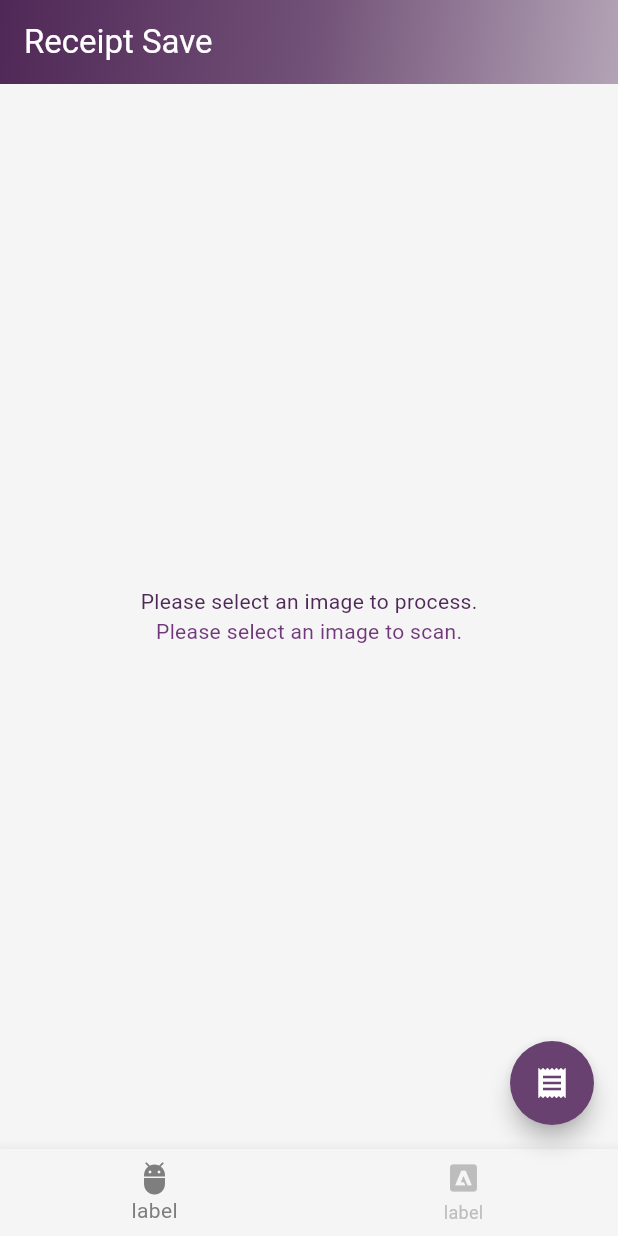
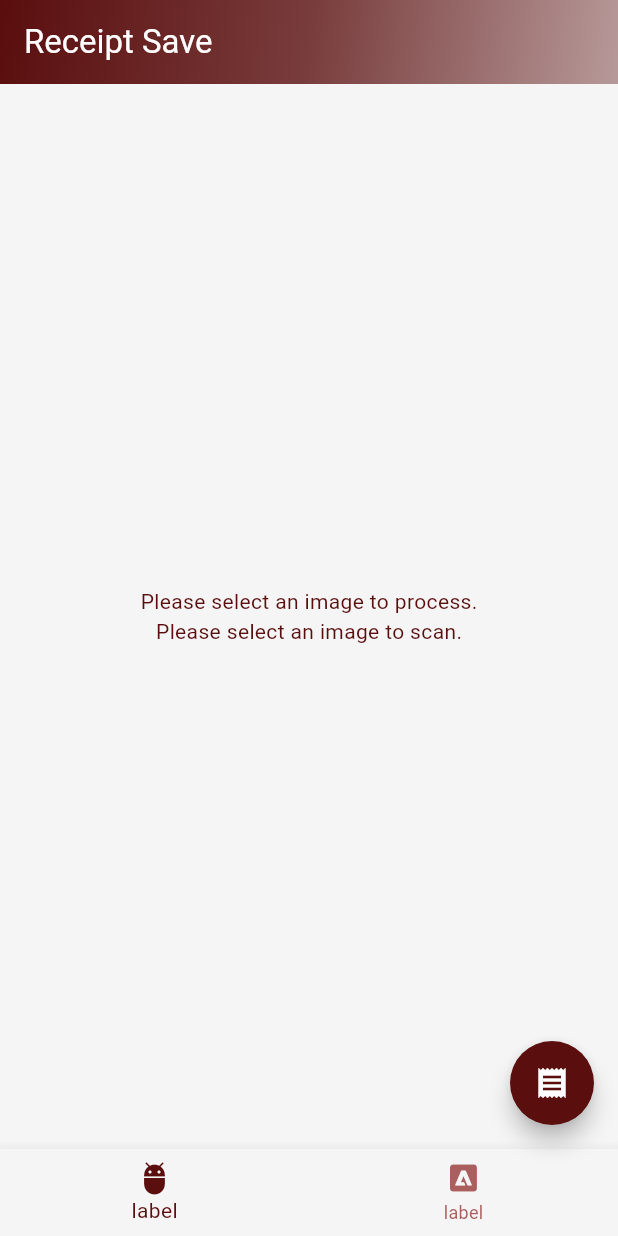
Before and after one commit to bsobocki/save_receipt, a Flutter app: the screen it shows after launch, on a phone screen of 412 x 824 dp. Run offline on Flutter 3.47's test engine with Material 3 defaults, Android fonts, the phone set to English and light mode, and no system bars; our stand-ins replace flutter_expandable_fab, image_picker; missing offline and left inert: google_mlkit_document_scanner, google_mlkit_text_recognition.

Commit message:
refactor color theme

```diff
--- a/lib/color/themes/main_theme.dart
+++ b/lib/color/themes/main_theme.dart
@@ -2,6 +2,5 @@ import 'package:flutter/material.dart';
 import 'package:save_receipt/color/color_theme.dart';
 
 final ColorTheme mainTheme = ColorTheme(
-    mainColor: const Color.fromARGB(255, 80, 40, 87),
-    ligtherMainColor: const Color.fromARGB(255, 104, 65, 112),
-    extraLightMainColor: const Color.fromARGB(255, 243, 222, 247));
+  mainColor: const Color.fromARGB(255, 90, 14, 14),
+);
--- a/lib/main.dart
+++ b/lib/main.dart
@@ -163,7 +163,7 @@ class _MyHomePageState extends State<MyHomePage> {
             ),
             Text(
               imageScannerText,
-              style: TextStyle(color: mainTheme.mainColor.lighter(0.1)),
+              style: TextStyle(color: mainTheme.mainColor),
             ),
           ],
         ),
@@ -175,7 +175,8 @@ class _MyHomePageState extends State<MyHomePage> {
           BottomNavigationBarItem(
               icon: Icon(Icons.adobe_rounded), label: 'label'),
         ],
-        unselectedItemColor: Colors.grey[400],
+        selectedItemColor: mainTheme.mainColor,
+        unselectedItemColor: mainTheme.unselectedColor,
       ),
       floatingActionButtonLocation: ExpandableFab.location,
       floatingActionButton: ExpandableFab(
@@ -193,7 +194,7 @@ class _MyHomePageState extends State<MyHomePage> {
           fabSize: ExpandableFabSize.regular,
           shape: const CircleBorder(),
           foregroundColor: Colors.white,
-          backgroundColor: mainTheme.ligtherMainColor,
+          backgroundColor: mainTheme.mainColor,
         ),
         closeButtonBuilder: RotateFloatingActionButtonBuilder(
           child: const Icon(Icons.close),
@@ -207,7 +208,7 @@ class _MyHomePageState extends State<MyHomePage> {
             children: [
               FloatingActionButton(
                 heroTag: null,
-                backgroundColor: mainTheme.mainColor.withOpacity(0.9),
+                backgroundColor: mainTheme.mainColor,
                 onPressed: () async {
                   toggleFloatingActionButton();
                   openReceiptPage(await _googleScanAndExtractRecipe());
@@ -220,20 +221,22 @@ class _MyHomePageState extends State<MyHomePage> {
               ),
               Text(
                 "scan",
-                style: TextStyle(color: mainTheme.ligtherMainColor),
+                style: TextStyle(color: mainTheme.mainColor),
               ),
             ],
           ),
           Column(
             children: [
               FloatingActionButton(
-                backgroundColor: mainTheme.ligtherMainColor,
+                backgroundColor: mainTheme.mainColor,
                 heroTag: null,
                 onPressed: () async {
                   toggleFloatingActionButton();
                   openReceiptPage(await _readImage());
                 },
-                child: const Icon(Icons.drive_folder_upload),
+                child: const Icon(
+                  Icons.drive_folder_upload,
+                ),
               ),
               Text(
                 "import",
```
Also changed, not shown: lib/color/color_theme.dart (+19 -24 lines).
